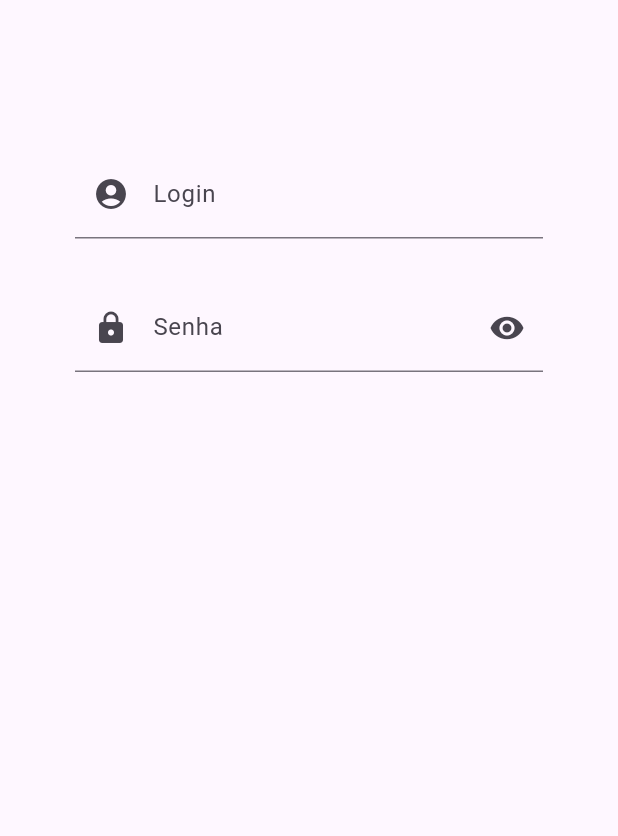
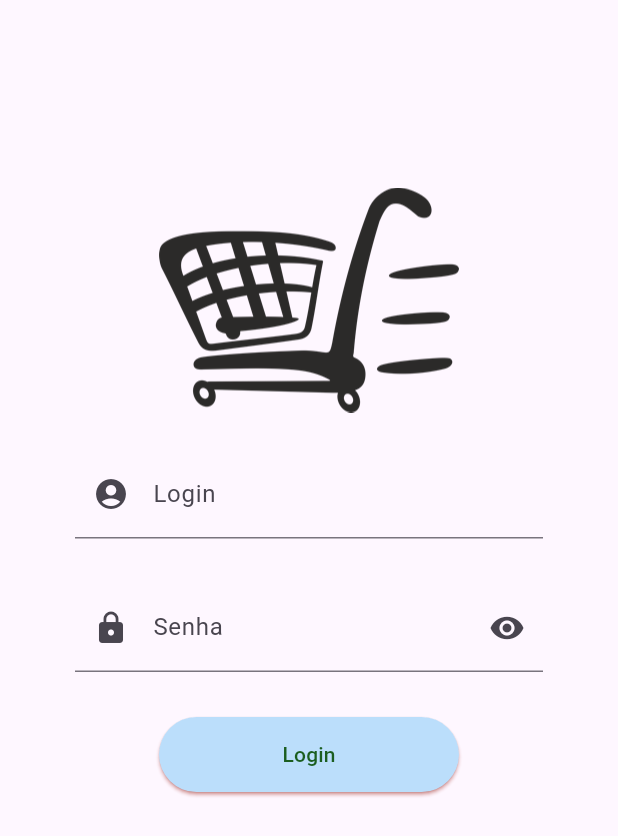
Before and after one commit to Keno016/flutter_project_buylist, a Flutter app: the screen it shows after launch, on a phone screen of 412 x 824 dp. Shown: the top 836 px of the screen. Run offline on Flutter 3.47's test engine with Material 3 defaults, Android fonts, the phone set to English and light mode, and no system bars; our stand-ins replace device_preview.

Commit message:
Changes on login_view + creation main_view

```diff
--- a/lib/main.dart
+++ b/lib/main.dart
@@ -3,6 +3,7 @@ import 'package:device_preview/device_preview.dart';
 import 'package:flutter/material.dart';
 
 import 'view/login_view.dart';
+import 'view/main_view.dart';
 
 void main() {
   runApp(
@@ -24,6 +25,7 @@ class MainApp extends StatelessWidget {
       initialRoute: 'login',
       routes: {
         'login': (context) => LoginView(),
+        'main_view': (context) => MainView(),
       },
     );
   }
--- a/lib/view/login_view.dart
+++ b/lib/view/login_view.dart
@@ -31,6 +31,14 @@ class _LoginViewState extends State<LoginView> {
           child: Column(
             children: [
 
+              // Adicionando imagens
+
+              Image.asset(
+                'lib/imagens/carrinho.png',
+                width: 200,
+                height: 200,
+              ),
+
               //Textfield login
 
               TextFormField(
@@ -48,13 +56,12 @@ class _LoginViewState extends State<LoginView> {
                   else if(value.isEmpty){
                     return 'Informe o login!';
                   }
-                  else if(double.tryParse(value) == null){
-                    return 'Informe um login valido!';
-                  }
 
                   return null;
                 },
               ),
+
+              //Textfield senha
 
               SizedBox(height: 30),
               TextFormField(
@@ -85,6 +92,28 @@ class _LoginViewState extends State<LoginView> {
 
                   return null;
                 },
+              ),
+
+              // Login button
+
+              SizedBox(height: 30),
+
+              ElevatedButton(
+                style: ElevatedButton.styleFrom(
+                  backgroundColor: Colors.blue.shade100,
+                  foregroundColor: Colors.green.shade900,
+                  minimumSize: Size(200, 50),
+                  shadowColor: Colors.red,
+                ),
+                onPressed: (){
+                  if(formkey.currentState!.validate()){
+                    Navigator.pushNamed(
+                      context,
+                      'main_view',
+                    );
+                  }
+                },
+                child: Text('Login'),
               )
 
             ],
--- a/pubspec.yaml
+++ b/pubspec.yaml
@@ -18,3 +18,5 @@ dev_dependencies:
 
 flutter:
   uses-material-design: true
+  assets:
+    - lib/imagens/
```
Also changed, not shown: lib/view/main_view.dart (added, +18 -0 lines), lib/imagens/carrinho.png (added).
